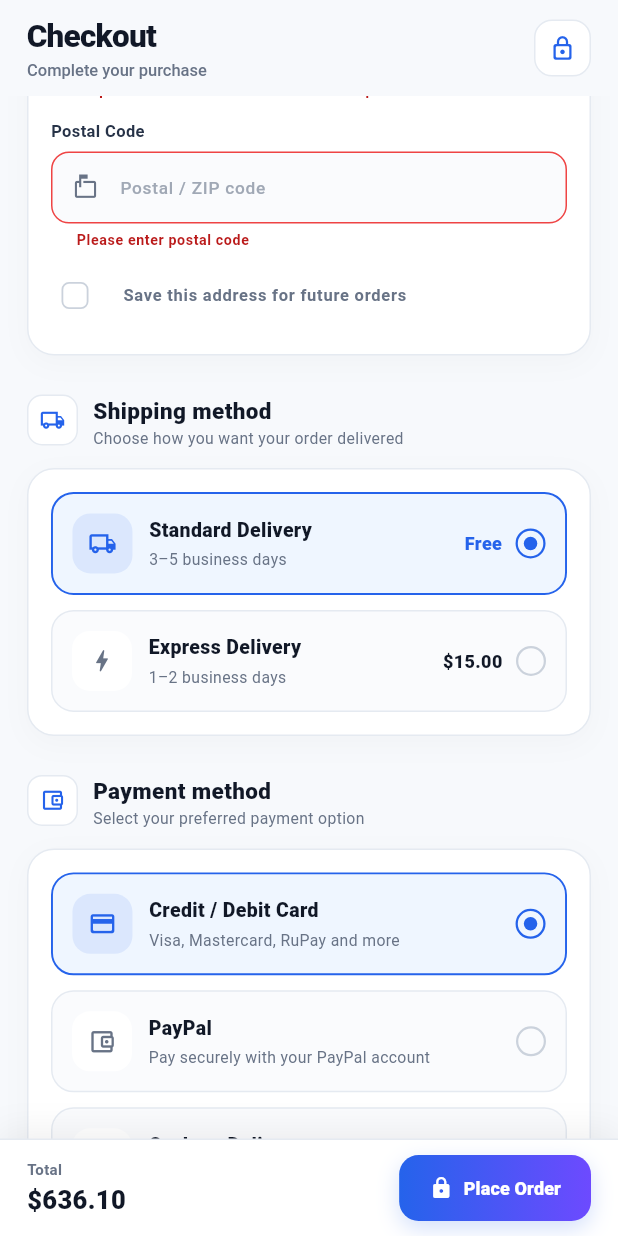
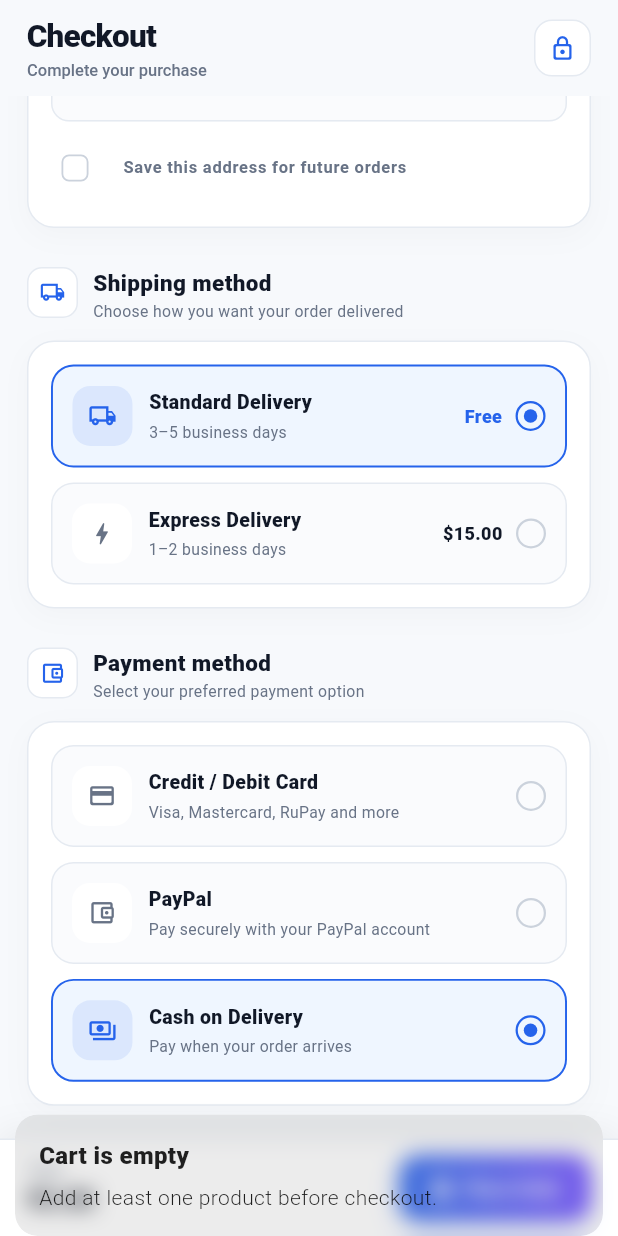
Before and after one commit to the-kunal-gangani/WooCommerce, a Flutter app: the CheckoutScreen screen opened by its route, scrolled down 576 dp, after a tap on "Place Order", on a phone screen of 412 x 824 dp. Run offline on Flutter 3.47's test engine with Material 3 defaults, Android fonts, the phone set to English and light mode, and no system bars; our stand-ins replace cached_network_image, carousel_slider, dio, flutter_screenutil, flutter_secure_storage, flutter_snake_navigationbar and 3 more; missing offline and left inert: flexify; accounts and stored records are empty; statements that could not run were skipped.

Commit message:
Completed Checkout Screen without Payment*

```diff
--- a/lib/core/bindings/inital_binding.dart
+++ b/lib/core/bindings/inital_binding.dart
@@ -1,48 +1,34 @@
-import 'package:get/get.dart';
-
-import '../network/api_client.dart';
-import '../services/auth_service.dart';
-import '../services/cart_service.dart';
-import '../services/category_service.dart';
-import '../services/product_services.dart';
-import '../services/secure_storage_service.dart';
-import '../services/storage_services.dart';
+import 'package:get/get_core/src/get_main.dart';
+import 'package:get/get_instance/src/bindings_interface.dart';
+import 'package:get/get_instance/src/extension_instance.dart';
+import 'package:magna_data_ai_ecommerce/core/network/api_client.dart';
+import 'package:magna_data_ai_ecommerce/core/services/auth_service.dart';
+import 'package:magna_data_ai_ecommerce/core/services/cart_service.dart';
+import 'package:magna_data_ai_ecommerce/core/services/category_service.dart';
+import 'package:magna_data_ai_ecommerce/core/services/checkout_services.dart';
+import 'package:magna_data_ai_ecommerce/core/services/product_services.dart';
+import 'package:magna_data_ai_ecommerce/core/services/secure_storage_service.dart';
+import 'package:magna_data_ai_ecommerce/core/services/storage_services.dart';
 
 class InitialBinding extends Bindings {
   @override
   void dependencies() {
-    // ---------------------------------------------------------
-    // Core services
-    // ---------------------------------------------------------
-
     final apiClient = ApiClient();
     final secureStorage = SecureStorageService();
     final storage = StorageService();
 
+    final authService = AuthService(apiClient, secureStorage, storage);
+    final productService = ProductService(apiClient);
+    final categoryService = CategoryService(apiClient);
+    final cartService = CartService(storage, productService);
+    final checkoutService = CheckoutService();
     Get.put<SecureStorageService>(secureStorage, permanent: true);
-
     Get.put<StorageService>(storage, permanent: true);
-
     Get.put<ApiClient>(apiClient, permanent: true);
-
-    // ---------------------------------------------------------
-    // Application services
-    // ---------------------------------------------------------
-
-    final authService = AuthService(apiClient, secureStorage, storage);
-
-    final productService = ProductService(apiClient);
-
-    final categoryService = CategoryService(apiClient);
-
-    final cartService = CartService(storage, productService);
-
     Get.put<AuthService>(authService, permanent: true);
-
     Get.put<ProductService>(productService, permanent: true);
-
     Get.put<CategoryService>(categoryService, permanent: true);
-
     Get.put<CartService>(cartService, permanent: true);
+    Get.put<CheckoutService>(checkoutService, permanent: true);
   }
 }
--- a/lib/core/routes/app_page.dart
+++ b/lib/core/routes/app_page.dart
@@ -1,6 +1,7 @@
 import 'package:get/get.dart';
 import 'package:magna_data_ai_ecommerce/core/services/cart_service.dart';
 import 'package:magna_data_ai_ecommerce/core/services/category_service.dart';
+import 'package:magna_data_ai_ecommerce/core/services/checkout_services.dart';
 import 'package:magna_data_ai_ecommerce/core/services/product_services.dart';
 import 'package:magna_data_ai_ecommerce/features/add-to-cart/add_to_cart_controller.dart';
 import 'package:magna_data_ai_ecommerce/features/add-to-cart/add_to_cart_screen.dart';
@@ -119,7 +120,12 @@
       name: AppRoutes.checkout,
       page: () => const CheckoutScreen(),
       binding: BindingsBuilder(() {
-        Get.lazyPut<CheckoutController>(() => CheckoutController());
+        Get.lazyPut<CheckoutController>(
+          () => CheckoutController(
+            Get.find<CartService>(),
+            Get.find<CheckoutService>(),
+          ),
+        );
       }),
     ),
 
--- /dev/null
+++ b/lib/core/services/checkout_services.dart
@@ -0,0 +1,11 @@
+import '../../data/models/checkout_data.dart';
+
+class CheckoutService {
+  CheckoutService();
+
+  Future<void> placeOrder(CheckoutData data) async {
+    throw UnimplementedError(
+      'Checkout backend endpoint has not been configured yet.',
+    );
+  }
+}
--- /dev/null
+++ b/lib/data/models/checkout_address.dart
@@ -0,0 +1,37 @@
+class CheckoutAddress {
+  const CheckoutAddress({
+    required this.fullName,
+    required this.phone,
+    required this.address1,
+    required this.city,
+    required this.state,
+    required this.postcode,
+    this.country = 'IN',
+  });
+
+  final String fullName;
+  final String phone;
+  final String address1;
+  final String city;
+  final String state;
+  final String postcode;
+  final String country;
+
+  Map<String, dynamic> toJson() {
+    final nameParts = fullName.trim().split(RegExp(r'\s+'));
+
+    final firstName = nameParts.isNotEmpty ? nameParts.first : '';
+    final lastName = nameParts.length > 1 ? nameParts.sublist(1).join(' ') : '';
+
+    return {
+      'first_name': firstName,
+      'last_name': lastName,
+      'address_1': address1,
+      'city': city,
+      'state': state,
+      'postcode': postcode,
+      'country': country,
+      'phone': phone,
+    };
+  }
+}
--- /dev/null
+++ b/lib/data/models/checkout_data.dart
@@ -0,0 +1,32 @@
+import 'cart_item.dart';
+import 'checkout_address.dart';
+
+class CheckoutData {
+  const CheckoutData({
+    required this.address,
+    required this.items,
+    required this.paymentMethod,
+    required this.shippingMethod,
+    this.couponCode,
+    this.customerNote,
+  });
+
+  final CheckoutAddress address;
+  final List<CartItem> items;
+  final String paymentMethod;
+  final String shippingMethod;
+  final String? couponCode;
+  final String? customerNote;
+
+  Map<String, dynamic> toJson() {
+    return {
+      'billing': address.toJson(),
+      'shipping': address.toJson(),
+      'payment_method': paymentMethod,
+      'shipping_method': shippingMethod,
+      'coupon_code': couponCode,
+      'customer_note': customerNote,
+      'items': items.map((item) => item.toJson()).toList(),
+    };
+  }
+}
--- a/lib/features/add-to-cart/add_to_cart_controller.dart
+++ b/lib/features/add-to-cart/add_to_cart_controller.dart
@@ -1,6 +1,4 @@
 import 'package:get/get.dart';
-import 'package:magna_data_ai_ecommerce/data/models/cart_item.dart';
-
 import '../../core/services/cart_service.dart';
 import '../../data/models/product.dart';
 
--- a/lib/features/checkout/checkout_controller.dart
+++ b/lib/features/checkout/checkout_controller.dart
@@ -1,9 +1,18 @@
-import 'package:flexify/flexify.dart';
 import 'package:flutter/material.dart';
 import 'package:get/get.dart';
-import 'package:magna_data_ai_ecommerce/features/order-confirmation/order_confirmation_screen.dart';
+import 'package:magna_data_ai_ecommerce/core/services/checkout_services.dart';
+
+import '../../core/services/cart_service.dart';
+import '../../data/models/checkout_address.dart';
+import '../../data/models/checkout_data.dart';
+import '../order-confirmation/order_confirmation_screen.dart';
 
 class CheckoutController extends GetxController {
+  CheckoutController(this._cart, this._checkoutService);
+
+  final CartService _cart;
+  final CheckoutService _checkoutService;
+
   final addressFormKey = GlobalKey<FormState>();
 
   final fullNameController = TextEditingController();
@@ -14,7 +23,8 @@
   final postalCodeController = TextEditingController();
 
   final RxBool saveAddress = false.obs;
-  final RxString selectedPaymentMethod = 'card'.obs;
+
+  final RxString selectedPaymentMethod = 'cod'.obs;
 
   final cardNumberController = TextEditingController();
   final expiryController = TextEditingController();
@@ -22,62 +32,88 @@
   final cardHolderController = TextEditingController();
 
   final RxBool savePaymentMethod = false.obs;
+
   final RxString selectedShippingMethod = 'standard'.obs;
+  static const int standardShippingMinor = 0;
+  static const int expressShippingMinor = 1500;
 
-  final double standardShipping = 0.0;
-  final double expressShipping = 15.0;
+  int get shippingFeeMinor {
+    return selectedShippingMethod.value == 'express'
+        ? expressShippingMinor
+        : standardShippingMinor;
+  }
+
   final couponController = TextEditingController();
   final RxBool couponApplied = false.obs;
+  final RxString appliedCoupon = ''.obs;
+
+  static const int temporaryCouponDiscountMinor = 2500;
+
+  int get discountMinor {
+    return couponApplied.value ? temporaryCouponDiscountMinor : 0;
+  }
 
   final RxBool isPlacingOrder = false.obs;
-  final RxBool showCardDetails = true.obs;
+  final RxBool showCardDetails = false.obs;
+  int get subtotalMinor => _cart.subtotalMinor;
+  int get totalMinor {
+    final total = subtotalMinor + shippingFeeMinor - discountMinor;
+    return total < 0 ? 0 : total;
+  }
 
-  // ------------------------------------------------------------
-  // Temporary cart values
-  //
-  // These are temporary ONLY for UI development.
-  // They will later come from the cart/backend.
-  // ------------------------------------------------------------
+  String get currencySymbol {
+    if (_cart.items.isNotEmpty) {
+      return _cart.items.first.currencySymbol;
+    }
+    return '₹';
+  }
 
-  final RxDouble subtotal = 588.98.obs;
-  final RxDouble tax = 47.12.obs;
+  int get minorUnit {
+    if (_cart.items.isNotEmpty) {
+      return _cart.items.first.minorUnit;
+    }
+    return 2;
+  }
+
+  double get subtotal {
+    return subtotalMinor / _minorUnitDivisor;
+  }
 
   double get shippingFee {
-    return selectedShippingMethod.value == 'express'
-        ? expressShipping
-        : standardShipping;
+    return shippingFeeMinor / _minorUnitDivisor;
   }
 
   double get discount {
-    return couponApplied.value ? 25.0 : 0.0;
+    return discountMinor / _minorUnitDivisor;
   }
 
   double get total {
-    return subtotal.value + shippingFee + tax.value - discount;
+    return totalMinor / _minorUnitDivisor;
   }
 
-  void toggleSaveAddress(bool? value) {
-    saveAddress.value = value ?? false;
+  int get _minorUnitDivisor {
+    var divisor = 1;
+    for (var i = 0; i < minorUnit; i++) {
+      divisor *= 10;
+    }
+    return divisor;
+  }
+
+  void selectShippingMethod(String method) {
+    if (method != 'standard' && method != 'express') {
+      return;
+    }
+    selectedShippingMethod.value = method;
   }
 
   void selectPaymentMethod(String method) {
     selectedPaymentMethod.value = method;
-
     showCardDetails.value = method == 'card';
   }
 
-  void toggleSavePayment(bool? value) {
-    savePaymentMethod.value = value ?? false;
-  }
-
-  void selectShippingMethod(String method) {
-    selectedShippingMethod.value = method;
-  }
-
   void applyCoupon() {
-    final coupon = couponController.text.trim();
-
-    if (coupon.isEmpty) {
+    final code = couponController.text.trim().toUpperCase();
+    if (code.isEmpty) {
       Get.snackbar(
         'Coupon',
         'Please enter a coupon code.',
@@ -85,59 +121,124 @@
       );
       return;
     }
-
-    if (coupon.toUpperCase() == 'MAGNA25') {
-      couponApplied.value = true;
-
+    if (code != 'MAGNA25') {
+      couponApplied.value = false;
+      appliedCoupon.value = '';
       Get.snackbar(
-        'Coupon Applied',
-        'You saved \$25.00 on this order.',
+        'Invalid coupon',
+        'This coupon is not valid.',
         snackPosition: SnackPosition.BOTTOM,
       );
       return;
     }
-
-    couponApplied.value = false;
-
+    couponApplied.value = true;
+    appliedCoupon.value = code;
     Get.snackbar(
-      'Invalid Coupon',
-      'This coupon is not valid.',
+      'Coupon applied',
+      'Your coupon has been applied.',
       snackPosition: SnackPosition.BOTTOM,
     );
   }
 
   void removeCoupon() {
     couponApplied.value = false;
+    appliedCoupon.value = '';
     couponController.clear();
   }
 
-  Future<void> placeOrder() async {
-    if (!addressFormKey.currentState!.validate()) {
-      return;
+  bool _validateAddress() {
+    final form = addressFormKey.currentState;
+    if (form == null) {
+      return false;
     }
+    return form.validate();
+  }
 
+  bool _validatePayment() {
+    if (selectedPaymentMethod.value == 'cod') {
+      return true;
+    }
+    if (selectedPaymentMethod.value == 'paypal') {
+      return true;
+    }
     if (selectedPaymentMethod.value == 'card') {
       if (cardNumberController.text.trim().isEmpty ||
           expiryController.text.trim().isEmpty ||
-          cvvController.text.trim().isEmpty) {
+          cvvController.text.trim().isEmpty ||
+          cardHolderController.text.trim().isEmpty) {
         Get.snackbar(
-          'Payment Details',
+          'Payment details',
           'Please complete your card details.',
           snackPosition: SnackPosition.BOTTOM,
         );
-        return;
+        return false;
       }
+      return true;
     }
+    return false;
+  }
 
+  Future<void> placeOrder() async {
+    if (isPlacingOrder.value) {
+      return;
+    }
+    if (_cart.items.isEmpty) {
+      Get.snackbar(
+        'Cart is empty',
+        'Add at least one product before checkout.',
+        snackPosition: SnackPosition.BOTTOM,
+      );
+      return;
+    }
+    if (!_validateAddress()) {
+      return;
+    }
+    if (!_validatePayment()) {
+      return;
+    }
     isPlacingOrder.value = true;
+    try {
+      final address = CheckoutAddress(
+        fullName: fullNameController.text.trim(),
+        phone: phoneController.text.trim(),
+        address1: addressController.text.trim(),
+        city: cityController.text.trim(),
+        state: stateController.text.trim(),
+        postcode: postalCodeController.text.trim(),
+      );
+      final checkoutData = CheckoutData(
+        address: address,
+        items: List.unmodifiable(_cart.items),
+        paymentMethod: selectedPaymentMethod.value,
+        shippingMethod: selectedShippingMethod.value,
+        couponCode: couponApplied.value ? appliedCoupon.value : null,
+      );
+      await _checkoutService.placeOrder(checkoutData);
+      Get.off(() => const OrderConfirmationScreen());
+    } on UnimplementedError catch (e) {
+      Get.snackbar(
+        'Checkout not connected',
+        e.message ?? 'Checkout backend is not configured yet.',
+        snackPosition: SnackPosition.BOTTOM,
+        duration: const Duration(seconds: 4),
+      );
+    } catch (e) {
+      Get.snackbar(
+        'Unable to place order',
+        'Something went wrong. Please try again.',
+        snackPosition: SnackPosition.BOTTOM,
+      );
+    } finally {
+      isPlacingOrder.value = false;
+    }
+  }
 
-    // Temporary local processing.
-    // Backend integration will replace this later.
-    await Future<void>.delayed(const Duration(milliseconds: 800));
+  void toggleSaveAddress(bool? value) {
+    saveAddress.value = value ?? false;
+  }
 
-    isPlacingOrder.value = false;
-
-    Flexify.go(OrderConfirmationScreen());
+  void toggleSavePayment(bool? value) {
+    savePaymentMethod.value = value ?? false;
   }
 
   @override
--- a/lib/features/checkout/checkout_screen.dart
+++ b/lib/features/checkout/checkout_screen.dart
@@ -876,33 +876,34 @@
   Widget _buildSummaryCard() {
     return _card(
       child: Obx(() {
-        final subtotal = controller.subtotal.value;
-        final tax = controller.tax.value;
+        final subtotal = controller.subtotal;
         final shipping = controller.shippingFee;
         final discount = controller.discount;
         final couponApplied = controller.couponApplied.value;
         final total = controller.total;
+        final currency = controller.currencySymbol;
 
         return Column(
           children: [
-            _buildSummaryRow('Subtotal', '\$${subtotal.toStringAsFixed(2)}'),
+            _buildSummaryRow(
+              'Subtotal',
+              '$currency${subtotal.toStringAsFixed(controller.minorUnit)}',
+            ),
 
             const SizedBox(height: 11),
 
             _buildSummaryRow(
               'Shipping',
-              shipping == 0 ? 'Free' : '\$${shipping.toStringAsFixed(2)}',
+              shipping == 0
+                  ? 'Free'
+                  : '$currency${shipping.toStringAsFixed(controller.minorUnit)}',
             ),
-
-            const SizedBox(height: 11),
-
-            _buildSummaryRow('Tax', '\$${tax.toStringAsFixed(2)}'),
 
             if (couponApplied) ...[
               const SizedBox(height: 11),
               _buildSummaryRow(
                 'Discount',
-                '-\$${discount.toStringAsFixed(2)}',
+                '-$currency${discount.toStringAsFixed(controller.minorUnit)}',
                 valueColor: const Color(0xFF16A34A),
               ),
             ],
@@ -926,7 +927,7 @@
                 ),
 
                 Text(
-                  '\$${total.toStringAsFixed(2)}',
+                  '$currency${total.toStringAsFixed(controller.minorUnit)}',
                   style: const TextStyle(
                     color: primary,
                     fontSize: 19,
@@ -1001,10 +1002,6 @@
     );
   }
 
-  // ===========================================================================
-  // BOTTOM BAR
-  // ===========================================================================
-
   Widget _buildBottomBar() {
     return SafeArea(
       top: false,
@@ -1039,9 +1036,12 @@
                         fontWeight: FontWeight.w600,
                       ),
                     ),
+
                     const SizedBox(height: 2),
+
                     Text(
-                      '\$${total.toStringAsFixed(2)}',
+                      '${controller.currencySymbol}'
+                      '${total.toStringAsFixed(controller.minorUnit)}',
                       style: const TextStyle(
                         color: navy,
                         fontSize: 17,
@@ -1120,10 +1120,6 @@
       ),
     );
   }
-
-  // ===========================================================================
-  // TEXT FIELD
-  // ===========================================================================
 
   Widget _buildTextField({
     required TextEditingController controller,
```
